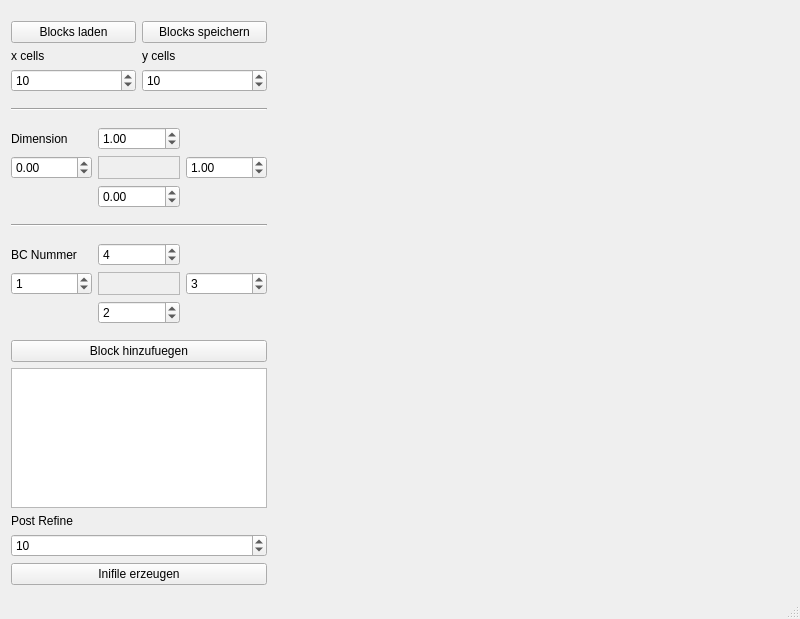
Qt form tools/blockgridgenerator/mainwindow.ui (flexi-framework/hopr) before a commit.
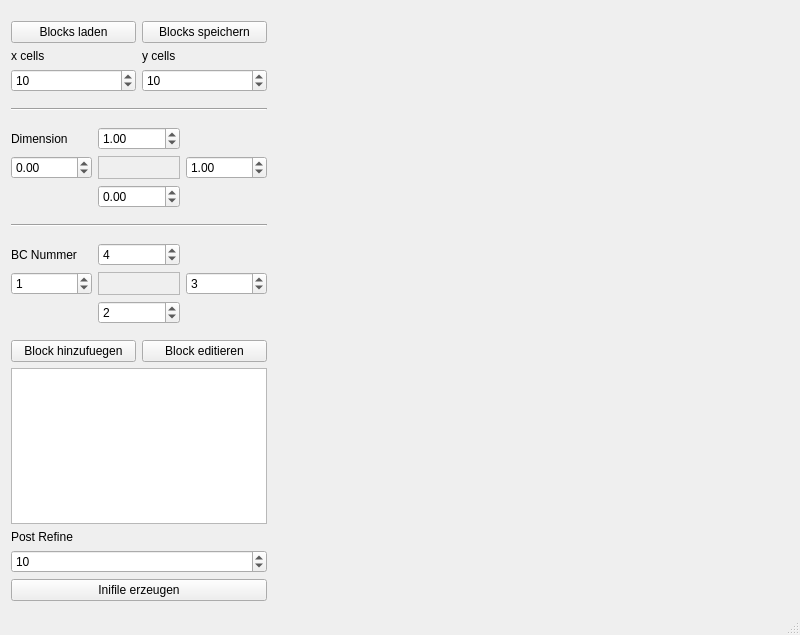
The same form after that commit. Icons and pictures are not drawn.

Commit message: Edit Block allows to modify the selected Block.

The edit to the form file:
```diff
--- a/tools/blockgridgenerator/mainwindow.ui
+++ b/tools/blockgridgenerator/mainwindow.ui
@@ -7,7 +7,7 @@
     <x>0</x>
     <y>0</y>
     <width>800</width>
-    <height>619</height>
+    <height>635</height>
    </rect>
   </property>
   <property name="windowTitle">
@@ -266,14 +266,30 @@
           </layout>
          </item>
          <item>
+          <layout class="QHBoxLayout" name="horizontalLayout_3">
+           <item>
           <widget class="QPushButton" name="b_addBlock">
            <property name="text">
             <string>Block hinzufuegen</string>
            </property>
            <property name="icon">
-            <iconset theme="list-add"/>
-           </property>
-          </widget>
+              <iconset theme="list-add">
+               <normaloff/>
+              </iconset>
+             </property>
+            </widget>
+           </item>
+           <item>
+            <widget class="QPushButton" name="b_editBlock">
+             <property name="text">
+              <string>Block editieren</string>
+             </property>
+             <property name="icon">
+              <iconset theme="gtk-edit"/>
+             </property>
+            </widget>
+           </item>
+          </layout>
          </item>
          <item>
           <widget class="QListView" name="lv_blocks">
```
Left out of the diff: 12 changed lines with no effect on the pictures. Lines whose indentation alone changed are shown as unchanged. The commit also changes 2 other files.
